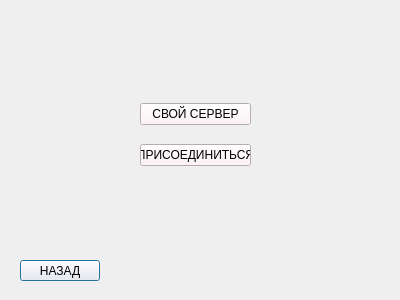
The window that server.ui (ArcasHH/Project) describes before a commit, drawn with Qt 5.
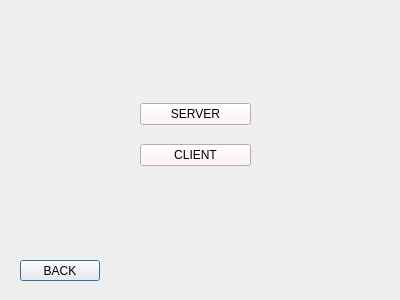
The same window after the commit.

Patch:
```diff
--- a/server.ui
+++ b/server.ui
@@ -26,7 +26,7 @@
     <string notr="true">background-color: rgb(255, 240, 245);</string>
    </property>
    <property name="text">
-    <string>НАЗАД</string>
+    <string>BACK</string>
    </property>
   </widget>
   <widget class="QWidget" name="layoutWidget">
@@ -45,7 +45,7 @@
        <string notr="true">background-color: rgb(255, 240, 245);</string>
       </property>
       <property name="text">
-       <string>СВОЙ СЕРВЕР</string>
+       <string>SERVER</string>
       </property>
      </widget>
     </item>
@@ -55,7 +55,7 @@
        <string notr="true">background-color: rgb(255, 240, 245);</string>
       </property>
       <property name="text">
-       <string>ПРИСОЕДИНИТЬСЯ</string>
+       <string>CLIENT</string>
       </property>
      </widget>
     </item>
```
Left out of the diff: 2 changed lines with no effect on the pictures.
